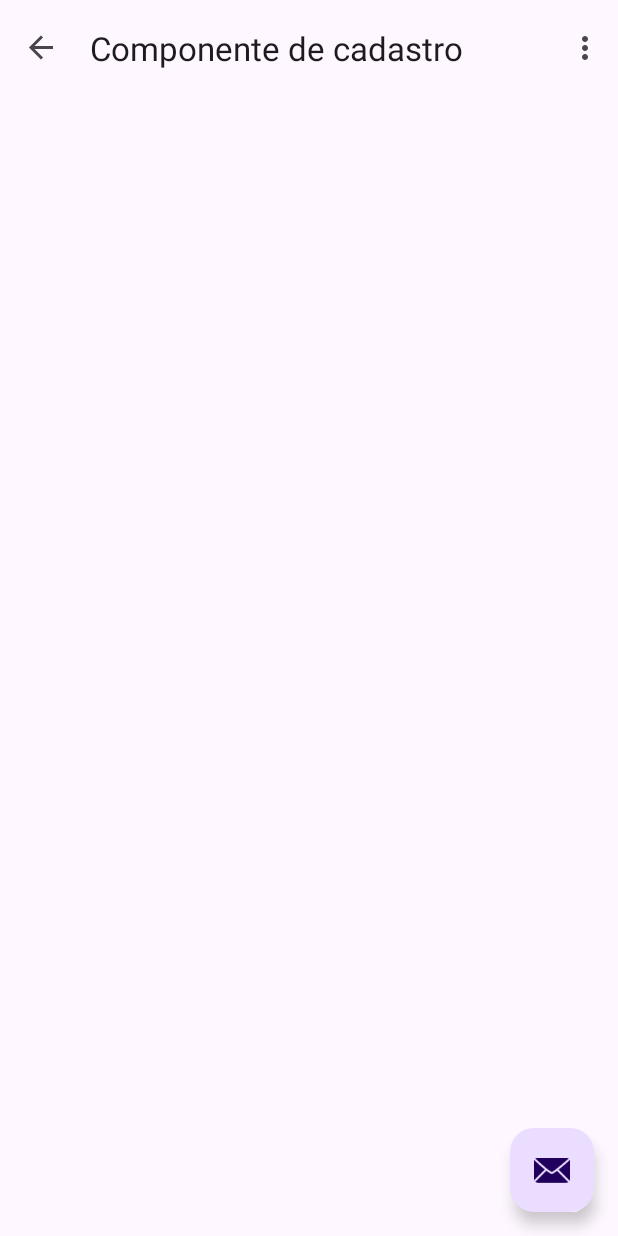
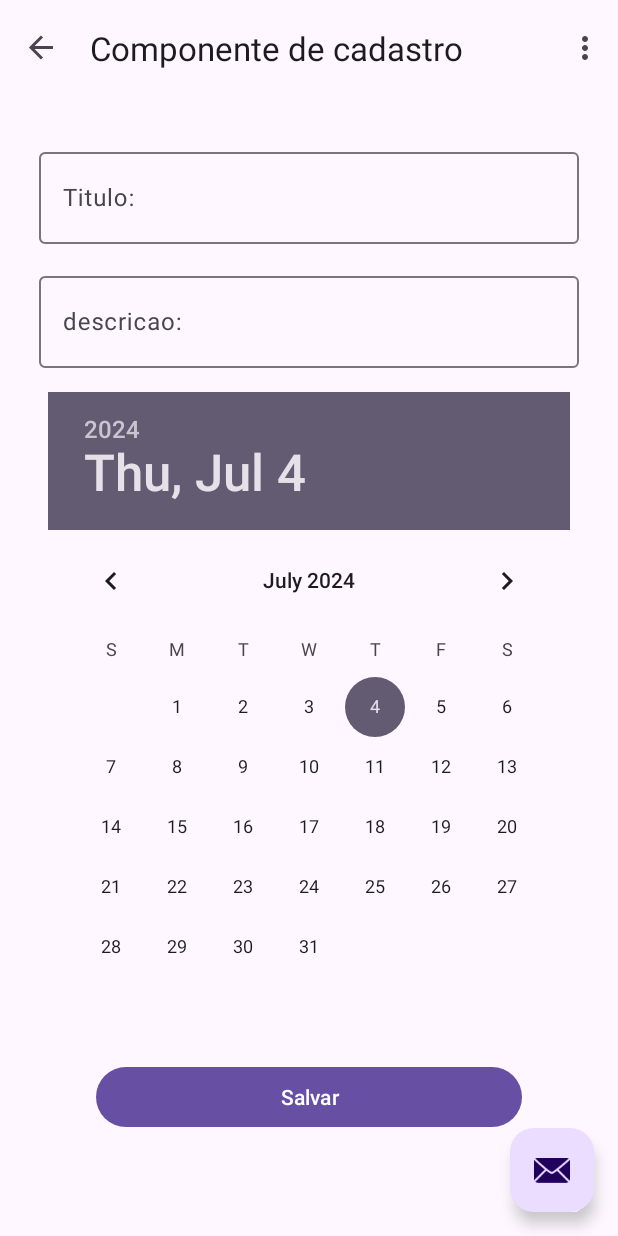
Before and after one commit to MatheusPino/ToDoList_Kotlin, an Android app: the CadastrarFragment screen opened through its navigation route, on a phone screen of 412 x 824 dp. Run offline under Robolectric (Android 15) with nearby library versions, the phone set to English and light mode, and no system bars; our stand-ins replace navigation-ui.

Commit message:
components layout form

```diff
--- /dev/null
+++ b/app/src/main/java/com/todolist/Tarefa.kt
@@ -0,0 +1,5 @@
+package com.todolist
+
+import java.util.Date
+
+data class Tarefa(var titulo : String, var descricao : String, var data : Date )
--- a/app/src/main/res/layout/fragment_cadastrar.xml
+++ b/app/src/main/res/layout/fragment_cadastrar.xml
@@ -10,5 +10,65 @@
         android:layout_width="match_parent"
         android:layout_height="match_parent"
         android:padding="16dp">
+
+        <com.google.android.material.textfield.TextInputLayout
+            android:id="@+id/TituloCadastrarTarefa"
+            android:layout_width="360dp"
+            android:layout_height="wrap_content"
+            android:layout_marginStart="16dp"
+            android:layout_marginTop="16dp"
+            android:layout_marginEnd="16dp"
+            app:layout_constraintEnd_toEndOf="parent"
+            app:layout_constraintStart_toStartOf="parent"
+            app:layout_constraintTop_toTopOf="parent">
+
+            <com.google.android.material.textfield.TextInputEditText
+                android:layout_width="match_parent"
+                android:layout_height="61dp"
+                android:hint="Titulo:" />
+        </com.google.android.material.textfield.TextInputLayout>
+
+        <com.google.android.material.textfield.TextInputLayout
+            android:id="@+id/DescricaoCadastrarTarefa"
+            android:layout_width="360dp"
+            android:layout_height="wrap_content"
+            android:layout_marginStart="16dp"
+            android:layout_marginTop="16dp"
+            android:layout_marginEnd="16dp"
+            app:layout_constraintEnd_toEndOf="parent"
+            app:layout_constraintStart_toStartOf="parent"
+            app:layout_constraintTop_toBottomOf="@id/TituloCadastrarTarefa">
+
+            <com.google.android.material.textfield.TextInputEditText
+                android:layout_width="match_parent"
+                android:layout_height="61dp"
+                android:hint="descricao:" />
+        </com.google.android.material.textfield.TextInputLayout>
+
+        <DatePicker
+            android:id="@+id/dataCadastrarTarefa"
+            android:layout_width="wrap_content"
+            android:layout_height="wrap_content"
+            android:layout_marginStart="16dp"
+            android:layout_marginTop="16dp"
+            android:layout_marginEnd="16dp"
+            android:maxDate="01/01/2028"
+            android:minDate="01/01/2022"
+            app:layout_constraintEnd_toEndOf="parent"
+            app:layout_constraintStart_toStartOf="parent"
+            app:layout_constraintTop_toBottomOf="@id/DescricaoCadastrarTarefa" />
+
+        <Button
+            android:layout_width="match_parent"
+            android:layout_height="match_parent"
+            android:layout_marginStart="48dp"
+            android:layout_marginTop="16dp"
+            android:layout_marginEnd="48dp"
+            android:text="Salvar"
+            android:textColor="@color/white"
+            app:layout_constraintEnd_toEndOf="parent"
+            app:layout_constraintStart_toStartOf="parent"
+            app:layout_constraintTop_toBottomOf="@id/dataCadastrarTarefa" />
+
     </androidx.constraintlayout.widget.ConstraintLayout>
 </androidx.core.widget.NestedScrollView>
```
